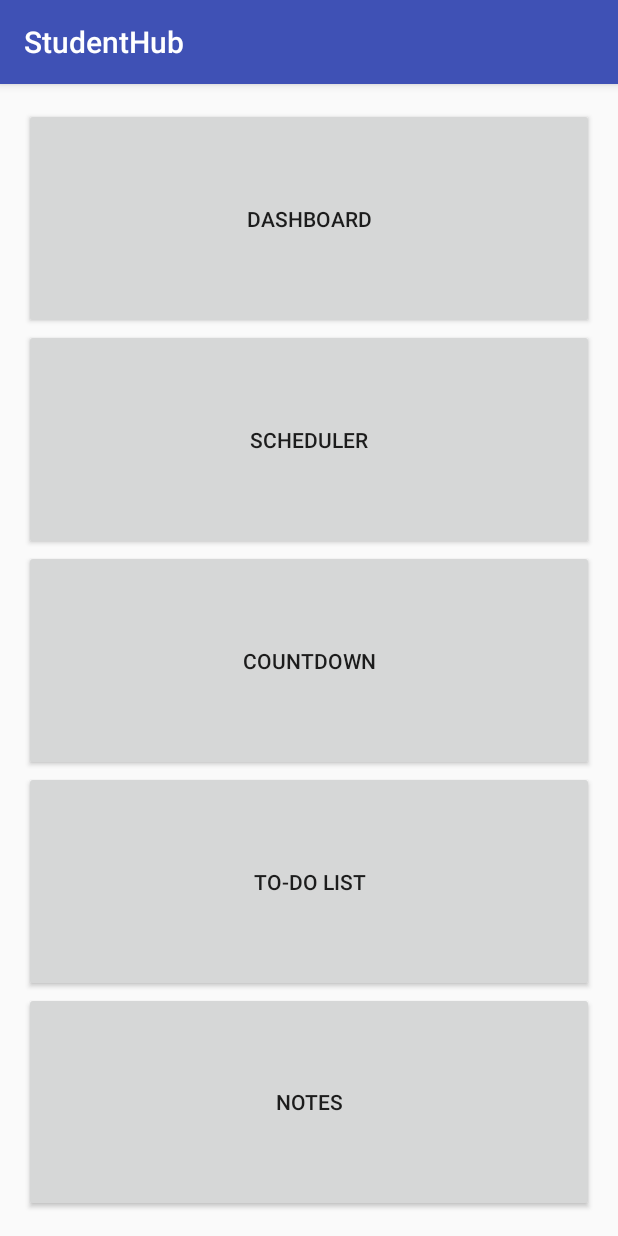
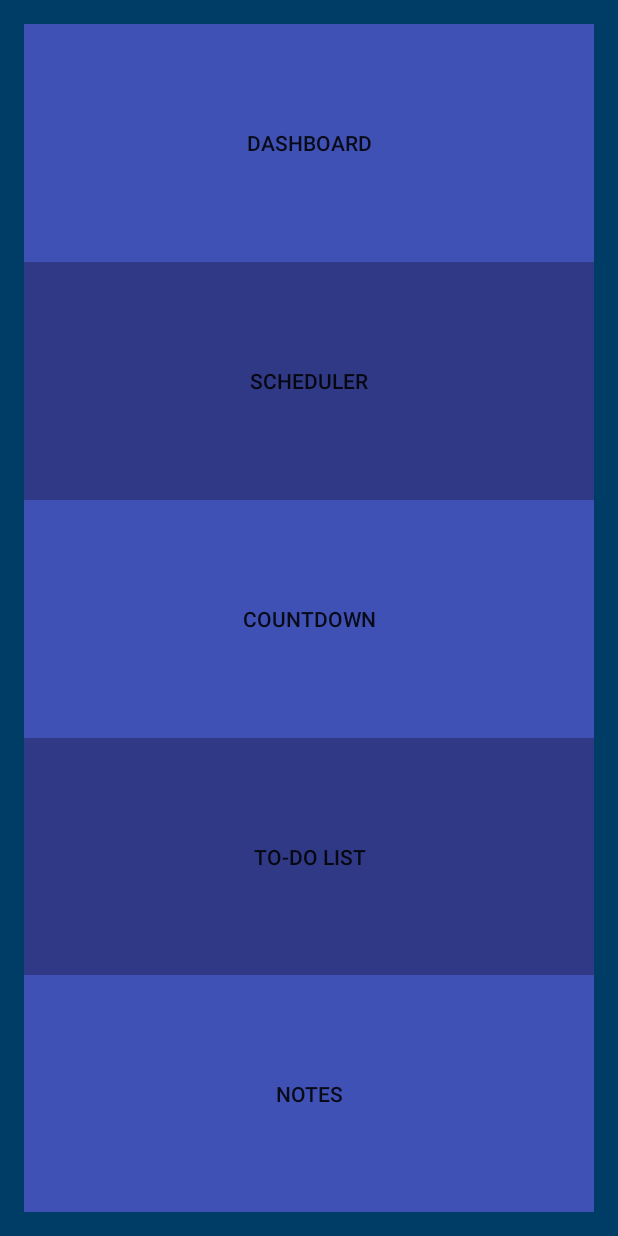
Before and after one commit to MattMetcalfe/StudentHubMine, an Android app: the screen it shows after launch (Menu), on a phone screen of 412 x 824 dp. Run offline under Robolectric (Android 15) with nearby library versions, the phone set to English and light mode, and no system bars.

Commit message:
color scheme test

```diff
--- a/app/src/main/res/layout/activity_dashboard.xml
+++ b/app/src/main/res/layout/activity_dashboard.xml
@@ -17,4 +17,5 @@
         android:id="@+id/textView"
         android:layout_centerVertical="true"
         android:layout_centerHorizontal="true" />
+
 </RelativeLayout>
--- a/app/src/main/res/layout/activity_menu.xml
+++ b/app/src/main/res/layout/activity_menu.xml
@@ -7,7 +7,8 @@
     android:paddingLeft="@dimen/activity_horizontal_margin"
     android:paddingRight="@dimen/activity_horizontal_margin"
     android:paddingTop="@dimen/activity_vertical_margin"
-    tools:context="com.example.studenthub.Menu">
+    tools:context="com.example.studenthub.Menu"
+    android:background="@color/myblue">
 
     <LinearLayout
         android:orientation="vertical"
@@ -21,7 +22,8 @@
             android:id="@+id/dashboardButton"
             android:layout_gravity="center_horizontal"
             android:layout_weight="1"
-            android:clickable="true" />
+            android:clickable="true"
+            android:background="@color/colorPrimary" />
 
         <Button
             android:layout_width="match_parent"
@@ -29,7 +31,8 @@
             android:text="@string/scheduler"
             android:id="@+id/schedulerButton"
             android:layout_gravity="center_horizontal"
-            android:layout_weight="1" />
+            android:layout_weight="1"
+            android:background="@color/colorPrimaryDark" />
 
         <Button
             android:layout_width="match_parent"
@@ -37,21 +40,24 @@
             android:text="@string/countdown"
             android:id="@+id/countdownButton"
             android:layout_gravity="center_horizontal"
-            android:layout_weight="1" />
+            android:layout_weight="1"
+            android:background="@color/colorPrimary" />
 
         <Button
             android:layout_width="match_parent"
             android:layout_height="fill_parent"
             android:text="@string/to_do_list"
             android:id="@+id/todoButton"
-            android:layout_weight="1" />
+            android:layout_weight="1"
+            android:background="@color/colorPrimaryDark" />
 
         <Button
             android:layout_width="match_parent"
             android:layout_height="fill_parent"
             android:text="@string/notes"
             android:id="@+id/notesButton"
-            android:layout_weight="1" />
+            android:layout_weight="1"
+            android:background="@color/colorPrimary" />
 
     </LinearLayout>
 </RelativeLayout>
--- a/app/src/main/res/values/colors.xml
+++ b/app/src/main/res/values/colors.xml
@@ -1,6 +1,7 @@
 <?xml version="1.0" encoding="utf-8"?>
 <resources>
-    <color name="colorPrimary">#3F51B5</color>
-    <color name="colorPrimaryDark">#303F9F</color>
+    <color name="colorPrimary">#3f51b5</color>
+    <color name="colorPrimaryDark">#303986</color>
     <color name="colorAccent">#FF4081</color>
+    <color name="myblue">#003d66</color>
 </resources>
--- a/app/src/main/res/values/styles.xml
+++ b/app/src/main/res/values/styles.xml
@@ -1,7 +1,7 @@
 <resources>
 
     <!-- Base application theme. -->
-    <style name="AppTheme" parent="Theme.AppCompat.Light.DarkActionBar">
+    <style name="AppTheme" parent="Theme.AppCompat.Light.NoActionBar">
         <!-- Customize your theme here. -->
         <item name="colorPrimary">@color/colorPrimary</item>
         <item name="colorPrimaryDark">@color/colorPrimaryDark</item>
```
